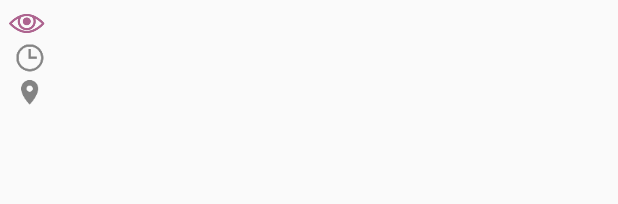
After one commit to claireCodess/platine-front, an Android app: the layout event_item_layout.xml on its own in the app's theme, with its tools: preview values and no code run, on a phone screen of 412 x 824 dp. The commit adds this screen. Shown: the top 204 px of the screen. Run offline under Robolectric (Android 15) with nearby library versions, the phone set to English and light mode, and no system bars.

Commit message:
Application du design pattern MVVM
Tout fonctionne sauf l'image de la catégorie d'un événement

```diff
--- a/app/src/main/java/huntermahroug/com/lille1campus/view/fragments/EventDetailsFragment.java
+++ b/app/src/main/java/huntermahroug/com/lille1campus/view/fragment/EventDetailsFragment.java
@@ -1,4 +1,4 @@
-package huntermahroug.com.lille1campus.view.fragments;
+package huntermahroug.com.lille1campus.view.fragment;
 
 import android.content.Context;
 import android.net.Uri;
--- a/app/src/main/java/huntermahroug/com/lille1campus/view/fragments/SearchFragment.java
+++ b/app/src/main/java/huntermahroug/com/lille1campus/view/fragment/SearchFragment.java
@@ -1,4 +1,4 @@
-package huntermahroug.com.lille1campus.view.fragments;
+package huntermahroug.com.lille1campus.view.fragment;
 
 import android.app.Fragment;
 import android.app.FragmentManager;
--- a/app/src/main/res/layout/content_main.xml
+++ b/app/src/main/res/layout/content_main.xml
@@ -9,7 +9,7 @@
     tools:showIn="@layout/activity_main">
 
     <android.support.v7.widget.RecyclerView
-        android:id="@+id/listEvents"
+        android:id="@+id/list_events"
         android:layout_width="match_parent"
         android:layout_height="match_parent"
         android:layout_marginHorizontal="8dp"
--- /dev/null
+++ b/app/src/main/res/layout/event_item_layout.xml
@@ -0,0 +1,85 @@
+<?xml version="1.0" encoding="utf-8"?>
+<layout xmlns:android="http://schemas.android.com/apk/res/android">
+
+    <data>
+        <variable name="event" type="huntermahroug.com.lille1campus.viewmodel.EventLightViewModel"/>
+    </data>
+
+    <RelativeLayout
+        android:id="@+id/list_item_layout"
+        android:layout_width="match_parent"
+        android:layout_height="wrap_content">
+
+        <TextView
+            android:id="@+id/event_name"
+            android:layout_width="match_parent"
+            android:layout_height="wrap_content"
+            android:layout_alignParentTop="true"
+            android:layout_toEndOf="@+id/icon_category"
+            android:fontFamily="sans-serif"
+            android:paddingBottom="2dp"
+            android:text="@{event.name}"
+            android:textColor="@color/colorPrimaryDark"
+            android:textSize="18sp"
+            android:textStyle="bold" />
+
+        <ImageView
+            android:id="@+id/event_date_img"
+            android:layout_width="wrap_content"
+            android:layout_height="wrap_content"
+            android:layout_alignBottom="@id/event_date"
+            android:layout_alignParentLeft="true"
+            android:layout_alignParentStart="true"
+            android:layout_below="@+id/event_name"
+            android:paddingLeft="4dp"
+            android:paddingStart="4dp"
+            android:src="@drawable/ic_clock" />
+
+        <TextView
+            android:id="@+id/event_date"
+            android:layout_width="match_parent"
+            android:layout_height="wrap_content"
+            android:layout_below="@+id/event_name"
+            android:layout_toRightOf="@+id/event_date_img"
+            android:layout_toEndOf="@+id/event_date_img"
+            android:paddingBottom="2dp"
+            android:text="@{event.date}"
+            android:textSize="16sp"
+            android:textStyle="normal" />
+
+        <ImageView
+            android:id="@+id/event_location_img"
+            android:layout_width="wrap_content"
+            android:layout_height="wrap_content"
+            android:layout_alignBottom="@id/event_location"
+            android:layout_alignParentLeft="true"
+            android:layout_alignParentStart="true"
+            android:layout_below="@+id/event_date"
+            android:paddingLeft="4dp"
+            android:paddingStart="4dp"
+            android:src="@drawable/ic_location" />
+
+        <TextView
+            android:id="@+id/event_location"
+            android:layout_width="match_parent"
+            android:layout_height="wrap_content"
+            android:layout_below="@+id/event_date"
+            android:layout_marginBottom="10dp"
+            android:layout_toEndOf="@+id/event_location_img"
+            android:layout_toRightOf="@+id/event_location_img"
+            android:text="@{event.location}"
+            android:textSize="16sp"
+            android:textStyle="normal" />
+
+        <ImageView
+            android:id="@+id/icon_category"
+            android:layout_width="wrap_content"
+            android:layout_height="wrap_content"
+            android:layout_alignParentStart="true"
+            android:layout_alignParentTop="true"
+            android:layout_toStartOf="@+id/event_date"
+            android:tint="@color/colorPrimaryDark"
+            android:src="@drawable/ic_view_events" />
+
+    </RelativeLayout>
+</layout>
--- a/app/src/main/res/layout/fragment_add_event.xml
+++ b/app/src/main/res/layout/fragment_add_event.xml
@@ -2,7 +2,7 @@
     xmlns:tools="http://schemas.android.com/tools"
     android:layout_width="match_parent"
     android:layout_height="match_parent"
-    tools:context="huntermahroug.com.lille1campus.view.fragments.AddEventFragment">
+    tools:context="huntermahroug.com.lille1campus.view.fragment.AddEventFragment">
 
     <!-- TODO: Update blank fragment layout -->
     <TextView
--- a/app/src/main/res/layout/fragment_categories.xml
+++ b/app/src/main/res/layout/fragment_categories.xml
@@ -2,7 +2,7 @@
     xmlns:tools="http://schemas.android.com/tools"
     android:layout_width="match_parent"
     android:layout_height="match_parent"
-    tools:context="huntermahroug.com.lille1campus.view.fragments.CategoriesFragment">
+    tools:context="huntermahroug.com.lille1campus.view.fragment.CategoriesFragment">
 
     <!-- TODO: Update blank fragment layout -->
     <TextView
--- a/app/src/main/res/layout/fragment_event_details.xml
+++ b/app/src/main/res/layout/fragment_event_details.xml
@@ -2,7 +2,7 @@
     xmlns:tools="http://schemas.android.com/tools"
     android:layout_width="match_parent"
     android:layout_height="match_parent"
-    tools:context="huntermahroug.com.lille1campus.view.fragments.EventDetailsFragment">
+    tools:context="huntermahroug.com.lille1campus.view.fragment.EventDetailsFragment">
 
     <!-- TODO: Update blank fragment layout -->
     <TextView
--- a/app/src/main/res/layout/fragment_search.xml
+++ b/app/src/main/res/layout/fragment_search.xml
@@ -5,7 +5,7 @@
     android:layout_height="match_parent"
     android:background="@color/white"
     android:orientation="vertical"
-    tools:context="huntermahroug.com.lille1campus.view.fragments.SearchFragment">
+    tools:context="huntermahroug.com.lille1campus.view.fragment.SearchFragment">
 
     <android.widget.SearchView
         android:id="@+id/search_view"
@@ -46,7 +46,7 @@
 
         <include
             android:id="@+id/list_item_layout"
-            layout="@layout/list_item_layout" />
+            layout="@layout/event_item_layout" />
     </FrameLayout>
 
     <Button
@@ -68,6 +68,6 @@
         android:text="TextView"
         tools:layout_editor_absoluteX="79dp"
         tools:layout_editor_absoluteY="118dp" /> -->
-    <!-- app:layout_constraintTop_toBottomOf="@+id/list_item_layout" /> -->
+    <!-- app:layout_constraintTop_toBottomOf="@event_item_layoutyout" /> -->
 
 </android.support.constraint.ConstraintLayout>
--- a/gradle.properties
+++ b/gradle.properties
@@ -18,3 +18,5 @@ systemProp.http.proxyHost=proxy.univ-lille1.fr
 org.gradle.jvmargs=-Xmx1536m
 systemProp.http.proxyUser=hunter
 systemProp.http.proxyPort=3128
+
+android.databinding.enableV2=true
```
Also changed, not shown: app/src/main/java/huntermahroug/com/lille1campus/util/adapter/EventAdapter.java (renamed from app/src/main/java/huntermahroug/com/lille1campus/util/adapter/RecyclerViewAdapter.java, +31 -22 lines), app/src/main/java/huntermahroug/com/lille1campus/view/MainActivity.java (+5 -5 lines), app/src/main/java/huntermahroug/com/lille1campus/view/fragment/AddEventFragment.java (renamed from app/src/main/java/huntermahroug/com/lille1campus/view/fragments/CategoriesFragment.java, +10 -10 lines), app/src/main/java/huntermahroug/com/lille1campus/view/fragment/CategoriesFragment.java (renamed from app/src/main/java/huntermahroug/com/lille1campus/view/fragments/AddEventFragment.java, +10 -10 lines), app/src/main/java/huntermahroug/com/lille1campus/view/fragment/EventListFragment.java (renamed from app/src/main/java/huntermahroug/com/lille1campus/view/fragments/EventListFragment.java, +14 -20 lines), app/src/main/java/huntermahroug/com/lille1campus/viewmodel/EventLightViewModel.java (added, +60 -0 lines), app/src/main/res/layout/fragment_event_list.xml (+7 -4 lines), app/src/main/res/layout/list_item_layout.xml (deleted, +0 -80 lines).
